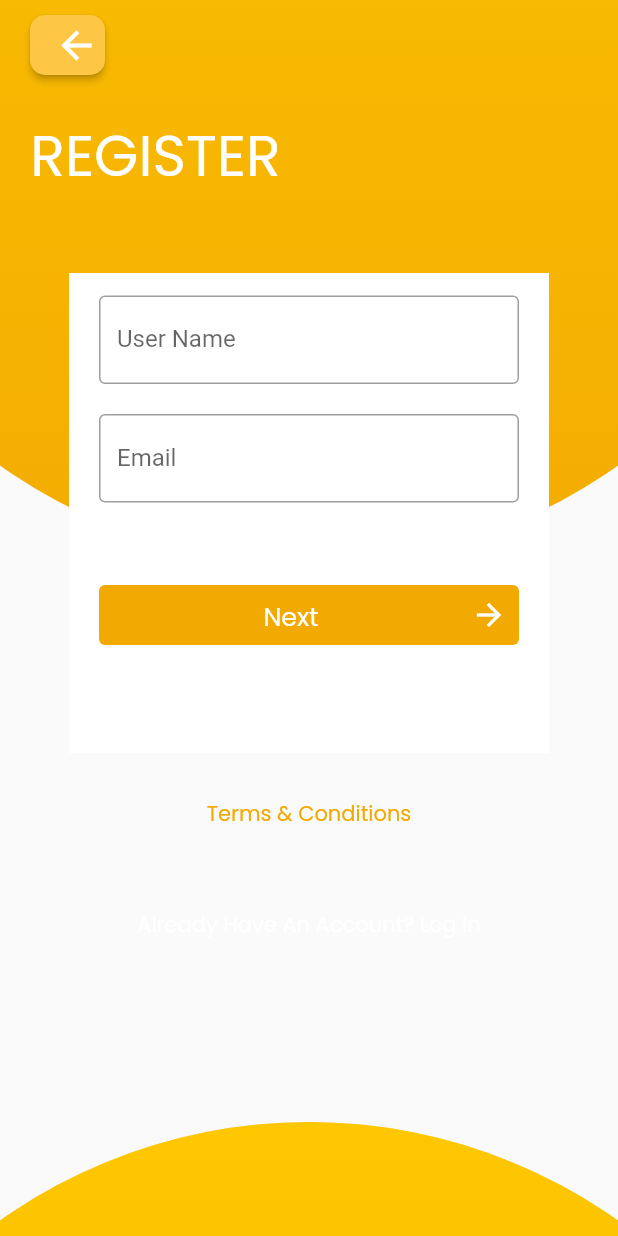
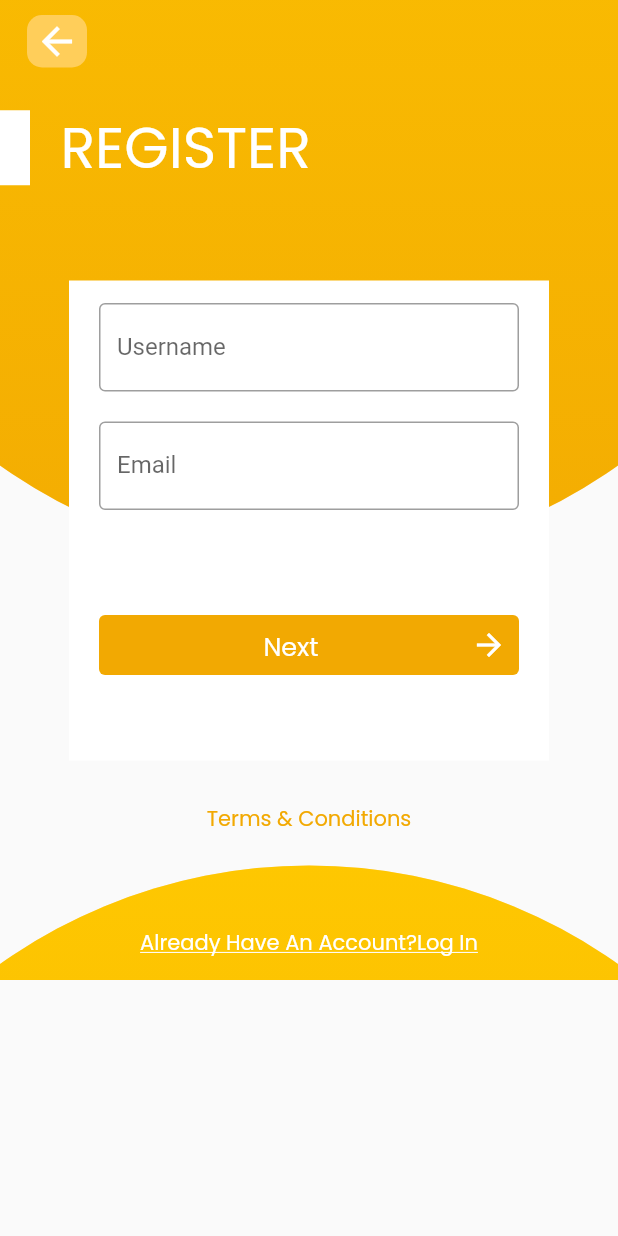
Before and after one commit to Tooba-Tariq/food_app, a Flutter app: the RegisterScreen1 screen opened directly, on a phone screen of 412 x 824 dp. Run offline on Flutter 3.47's test engine with Material 2 defaults, Android fonts, the phone set to English and light mode, and no system bars; our stand-ins replace animated_splash_screen, google_fonts, introduction_screen, page_transition.

Commit message:
Register Screen

```diff
--- a/lib/src/screens/register/register_screen_1.dart
+++ b/lib/src/screens/register/register_screen.dart
@@ -1,10 +1,15 @@
 import 'package:flutter/material.dart';
 import '../../../core/util/gredient_circle.dart';
-import '../../widget/register/overlay_register_screen_1.dart';
+import '../../widget/register/overlay_register_screen.dart';
 
-class RegisterScreen1 extends StatelessWidget {
+class RegisterScreen1 extends StatefulWidget {
   const RegisterScreen1({Key? key}) : super(key: key);
 
+  @override
+  State<RegisterScreen1> createState() => _RegisterScreen1State();
+}
+
+class _RegisterScreen1State extends State<RegisterScreen1> {
   @override
   Widget build(BuildContext context) {
     return SafeArea(
@@ -27,7 +32,9 @@ class RegisterScreen1 extends StatelessWidget {
                 radius: 400,
               ),
             ),
-            OverLayWidget(),
+            SingleChildScrollView(
+              child: OverlayRegisterScreen(),
+            ),
           ],
         ),
       ),
--- /dev/null
+++ b/lib/src/widget/register/overlay_register_screen.dart
@@ -0,0 +1,179 @@
+import 'package:flutter/material.dart';
+import 'package:food_app/src/screens/welcome/welcome_screen.dart';
+import 'package:google_fonts/google_fonts.dart';
+
+class OverlayRegisterScreen extends StatelessWidget {
+  const OverlayRegisterScreen({Key? key}) : super(key: key);
+
+  @override
+  Widget build(BuildContext context) {
+    return Column(
+      children: [
+        Row(
+          children: [
+            Padding(
+              padding: const EdgeInsets.only(top: 10.0, left: 18.0),
+              child: SizedBox(
+                height: 35.0,
+                width: 40.0,
+                child: TextButton(
+                  style: ElevatedButton.styleFrom(
+                    shape: RoundedRectangleBorder(
+                      borderRadius: BorderRadius.circular(10.0),
+                    ),
+                    padding: EdgeInsets.zero,
+                    primary: const Color.fromARGB(255, 255, 206, 90),
+                  ),
+                  onPressed: () {
+                    Navigator.pop(context);
+                  },
+                  child: const Icon(
+                    Icons.arrow_back,
+                    color: Colors.white,
+                    size: 30.0,
+                  ),
+                ),
+              ),
+            ),
+          ],
+        ),
+        const SizedBox(
+          height: 25.0,
+        ),
+        Row(
+          children: [
+            Container(
+              height: 50.0,
+              width: 20.0,
+              color: Colors.white,
+            ),
+            Text(
+              "  REGISTER",
+              style: GoogleFonts.poppins(
+                fontWeight: FontWeight.normal,
+                fontSize: 38.0,
+                color: Colors.white,
+              ),
+            ),
+          ],
+        ),
+        const SizedBox(
+          height: 60,
+        ),
+        Container(
+          height: 320.0,
+          width: 320.0,
+          color: Colors.white,
+          child: Padding(
+            padding: const EdgeInsets.only(top: 15, left: 20.0, right: 20.0),
+            child: Column(
+              children: [
+                TextFormField(
+                  decoration: const InputDecoration(
+                    labelText: "Username",
+                    border: OutlineInputBorder(),
+                  ),
+                ),
+                const SizedBox(
+                  height: 20,
+                ),
+                TextFormField(
+                  decoration: const InputDecoration(
+                    labelText: "Email",
+                    border: OutlineInputBorder(),
+                  ),
+                ),
+                Container(),
+                const SizedBox(
+                  height: 70.0,
+                ),
+                SizedBox(
+                  height: 40,
+                  child: TextButton(
+                    style: ElevatedButton.styleFrom(
+                      primary: const Color(0XFFF2A902),
+                    ),
+                    onPressed: () {
+                      Navigator.push(
+                        context,
+                        MaterialPageRoute(
+                          builder: ((context) => const WelcomeScreen()),
+                        ),
+                      );
+                    },
+                    child: Row(
+                      mainAxisAlignment: MainAxisAlignment.spaceBetween,
+                      children: [
+                        Expanded(
+                          child: Center(
+                            child: Text(
+                              "Next",
+                              style: GoogleFonts.poppins(
+                                fontWeight: FontWeight.normal,
+                                fontSize: 17.0,
+                                color: Colors.white,
+                              ),
+                            ),
+                          ),
+                        ),
+                        const Icon(
+                          Icons.arrow_forward,
+                          color: Colors.white,
+                        ),
+                      ],
+                    ),
+                  ),
+                ),
+              ],
+            ),
+          ),
+        ),
+        const SizedBox(
+          height: 15.0,
+        ),
+        TextButton(
+          onPressed: () {
+            // Navigator.push(
+            //   context,
+            //   MaterialPageRoute(
+            //     builder: ((context) => const RegisterScreen1()),
+            //   ),
+            // );
+          },
+          child: Text(
+            "Terms & Conditions",
+            style: GoogleFonts.poppins(
+              fontWeight: FontWeight.normal,
+              fontSize: 14.0,
+              color: const Color(0XFFF2A902),
+            ),
+          ),
+        ),
+        const SizedBox(
+          height: 35,
+        ),
+        TextButton(
+          onPressed: () {
+            // Navigator.push(
+            //   context,
+            //   MaterialPageRoute(
+            //     builder: ((context) => const RegisterScreen1()),
+            //   ),
+            // );
+          },
+          child: Text(
+            "Already Have An Account?Log In",
+            style: GoogleFonts.poppins(
+              fontWeight: FontWeight.normal,
+              fontSize: 14.0,
+              color: Colors.white,
+              textStyle: const TextStyle(
+                decoration: TextDecoration.underline,
+              ),
+            ),
+          ),
+        ),
+      ],
+    );
+  }
+}
--- a/lib/src/widget/register/overlay_register_screen_1.dart
+++ /dev/null
@@ -1,147 +0,0 @@
-import 'package:flutter/material.dart';
-import 'package:google_fonts/google_fonts.dart';
-import '../../../core/constants/app_colors.dart';
-
-class OverLayWidget extends StatelessWidget {
-  const OverLayWidget({Key? key}) : super(key: key);
-
-  @override
-  Widget build(BuildContext context) {
-    return Column(
-      children: [
-        Row(
-          children: [
-            Padding(
-              padding: const EdgeInsets.only(left: 20.0, top: 10.0),
-              child: SizedBox(
-                height: 40.0,
-                width: 50.0,
-                child: ElevatedButton(
-                    style: ElevatedButton.styleFrom(
-                      shape: RoundedRectangleBorder(
-                        borderRadius: BorderRadius.circular(10.0),
-                      ),
-                      primary: const Color.fromARGB(255, 253, 198, 69),
-                    ),
-                    onPressed: () {
-                      Navigator.pop(context);
-                    },
-                    child: const Icon(
-                      Icons.arrow_back,
-                      color: Colors.white,
-                      size: 30.0,
-                    )),
-              ),
-            ),
-          ],
-        ),
-        Row(
-          children: [
-            Padding(
-              padding: const EdgeInsets.only(left: 10.0, top: 25.0),
-              child: Text(
-                " REGISTER",
-                style: GoogleFonts.poppins(
-                  fontWeight: FontWeight.normal,
-                  fontSize: 38.0,
-                  color: Colors.white,
-                ),
-              ),
-            ),
-          ],
-        ),
-        const SizedBox(
-          height: 50,
-        ),
-        Container(
-          height: 320.0,
-          width: 320.0,
-          color: Colors.white,
-          child: Padding(
-            padding: const EdgeInsets.only(top: 15, left: 20.0, right: 20.0),
-            child: Column(
-              children: [
-                TextFormField(
-                  decoration: const InputDecoration(
-                    labelText: "User Name",
-                    border: OutlineInputBorder(),
-                  ),
-                ),
-                const SizedBox(
-                  height: 20,
-                ),
-                TextFormField(
-                  decoration: const InputDecoration(
-                    labelText: "Email",
-                    border: OutlineInputBorder(),
-                  ),
-                ),
-                const SizedBox(
-                  height: 55,
-                ),
-                SizedBox(
-                  height: 40,
-                  child: TextButton(
-                    style: ElevatedButton.styleFrom(
-                      primary: AppColor.buttonBackgroundColor,
-                    ),
-                    onPressed: () {
-                      // Navigator.push(
-                      //     context,
-                      //     MaterialPageRoute(
-                      //         builder: ((context) => const LoginScreen())));
-                    },
-                    child: Row(
-                      mainAxisAlignment: MainAxisAlignment.spaceBetween,
-                      children: [
-                        Expanded(
-                          child: Center(
-                            child: Text(
-                              "Next",
-                              style: GoogleFonts.poppins(
-                                fontWeight: FontWeight.normal,
-                                fontSize: 17.0,
-                                color: Colors.white,
-                              ),
-                            ),
-                          ),
-                        ),
-                        const Icon(
-                          Icons.arrow_forward,
-                          color: Colors.white,
-                        )
-                      ],
-                    ),
-                  ),
-                ),
-              ],
-            ),
-          ),
-        ),
-        Padding(
-          padding: const EdgeInsets.only(top: 30.0),
-          child: Text(
-            "Terms & Conditions",
-            style: GoogleFonts.poppins(
-              fontSize: 14.0,
-              color: const Color(0XFFF2A902),
-            ),
-          ),
-        ),
-        const SizedBox(
-          height: 40.0,
-        ),
-        TextButton(
-            onPressed: () {},
-            child: Text(
-              "Already Have An Account? Log In",
-              style: GoogleFonts.poppins(
-                fontWeight: FontWeight.normal,
-                fontSize: 14.0,
-                color: Colors.white,
-              ),
-            )),
-      ],
-    );
-  }
-}
--- a/pubspec.yaml
+++ b/pubspec.yaml
@@ -11,6 +11,7 @@ environment:
 dependencies:
   flutter:
     sdk: flutter
+  introduction_screen: ^3.0.2
 
   cupertino_icons: ^1.0.2
   google_fonts: ^3.0.1
```
Also changed, not shown: lib/src/screens/login/login_screen.dart (+5 -4 lines), lib/src/screens/start/start_screen.dart (+7 -9 lines), lib/src/screens/welcome/welcome_screen.dart (added, +25 -0 lines), lib/src/widget/login/overlay_login_screen.dart (+33 -11 lines), lib/src/widget/register/register.dart (added, +293 -0 lines), assets/images/fb.png, assets/images/google.png, assets/images/map.png (added), assets/images/pic.png (added), assets/images/twitter.png, lib/main.dart (line endings or trailing spaces), pubspec.lock.
